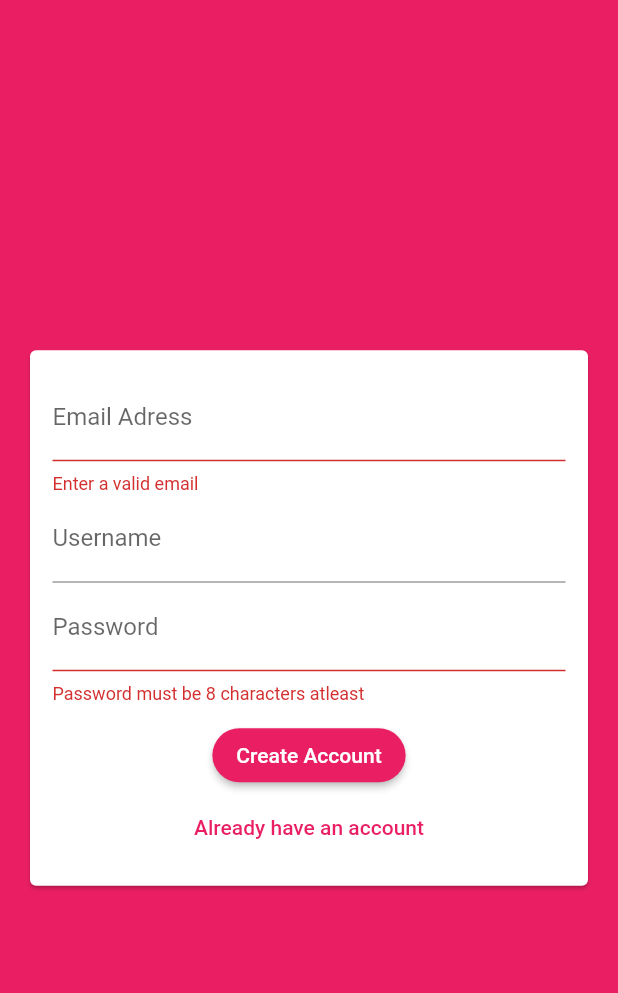
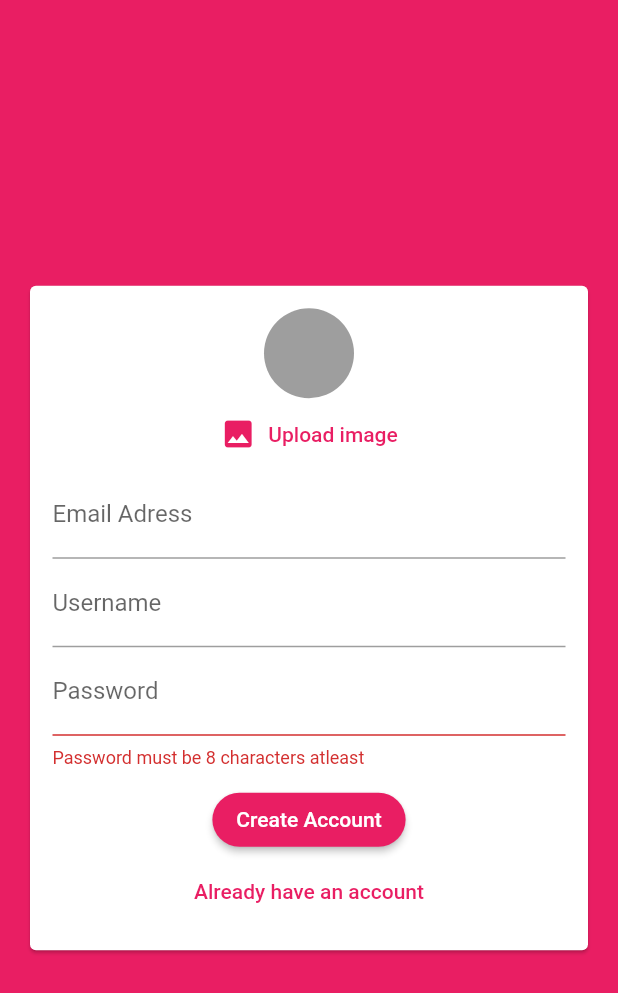
Before and after one commit to sebastianarcila98/real-chat-app, a Flutter app: the screen it shows after launch, after a tap on "Login", after a tap on "Create an account", on a phone screen of 412 x 824 dp. Shown: the top 993 px of the screen. Run offline on Flutter 3.47's test engine with Material 2 defaults, Android fonts, the phone set to English and light mode, and no system bars; our stand-ins replace cloud_firestore, firebase_auth, firebase_storage, image_picker; accounts and stored records are empty.

Commit message:
included image picker and firebase storage pckg to store uploaded images in firbase

```diff
--- a/lib/widgets/auth/auth_form.dart
+++ b/lib/widgets/auth/auth_form.dart
@@ -1,4 +1,7 @@
+import 'dart:io';
+
 import 'package:flutter/material.dart';
+import 'package:real_chat_app/widgets/img/user_image_picker.dart';
 
 class AuthForm extends StatefulWidget {
   final Function submitForm;
@@ -16,13 +19,27 @@ class _AuthFormState extends State<AuthForm> {
   String _userEmail;
   String _userName;
   String _userPassword;
+  File _userImg;
+
+  void _setImg(File img) {
+    _userImg = img;
+  }
 
   void _submitForm() {
     if (!_form.currentState.validate()) return;
     FocusScope.of(context).unfocus();
     _form.currentState.save();
-    widget.submitForm(
-        _userEmail.trim(), _userName, _userPassword, _isLogin, context);
+    if (!_isLogin && _userImg == null) {
+      Scaffold.of(context).showSnackBar(
+        SnackBar(
+          content: Text('Please upload an image'),
+          backgroundColor: Theme.of(context).errorColor,
+        ),
+      );
+      return;
+    }
+    widget.submitForm(_userEmail.trim(), _userName, _userPassword, _isLogin,
+        _userImg, context);
   }
 
   @override
@@ -37,6 +54,7 @@ class _AuthFormState extends State<AuthForm> {
             child: Column(
               mainAxisSize: MainAxisSize.min,
               children: [
+                if (!_isLogin) UserImagePicker(_setImg),
                 TextFormField(
                   keyboardType: TextInputType.emailAddress,
                   decoration: InputDecoration(labelText: 'Email Adress'),
--- a/lib/widgets/chat/messages.dart
+++ b/lib/widgets/chat/messages.dart
@@ -33,6 +33,7 @@ class Messages extends StatelessWidget {
                     doc[index]['text'],
                     doc[index]['userId'] == snapshot.data.uid,
                     doc[index]['username'],
+                    doc[index]['userImg'],
                     key: ValueKey(doc[index].documentID),
                   ),
                 );
--- a/lib/widgets/chat/new_message.dart
+++ b/lib/widgets/chat/new_message.dart
@@ -24,6 +24,7 @@ class _NewMessageState extends State<NewMessage> {
       'createdAt': Timestamp.now(),
       'userId': _auth.uid,
       'username': userData['username'],
+      'userImg': userData['imgUrl'],
     });
   }
 
--- /dev/null
+++ b/lib/widgets/img/user_image_picker.dart
@@ -0,0 +1,44 @@
+import 'dart:io';
+
+import 'package:flutter/material.dart';
+import 'package:image_picker/image_picker.dart';
+
+class UserImagePicker extends StatefulWidget {
+  const UserImagePicker(this.setImg);
+
+  final Function setImg;
+
+  @override
+  State<UserImagePicker> createState() => _UserImagePickerState();
+}
+
+class _UserImagePickerState extends State<UserImagePicker> {
+  File _pickedImg;
+
+  void getImg() async {
+    final pickedImgFile = await ImagePicker().getImage(
+        source: ImageSource.gallery, imageQuality: 50, maxHeight: 150);
+    setState(() {
+      _pickedImg = File(pickedImgFile.path);
+    });
+    widget.setImg(_pickedImg);
+  }
+
+  @override
+  Widget build(BuildContext context) {
+    return Column(
+      children: [
+        CircleAvatar(
+          radius: 30,
+          backgroundColor: Colors.grey,
+          backgroundImage: _pickedImg != null ? FileImage(_pickedImg) : null,
+        ),
+        TextButton.icon(
+          onPressed: getImg,
+          icon: Icon(Icons.image),
+          label: Text('Upload image'),
+        )
+      ],
+    );
+  }
+}
--- a/pubspec.yaml
+++ b/pubspec.yaml
@@ -29,6 +29,8 @@ dependencies:
   cupertino_icons: ^1.0.0
   cloud_firestore: ^0.13.5
   firebase_auth: 0.16.1
+  firebase_storage: ^3.1.5
+  image_picker: ^0.6.5+3
 
 dev_dependencies:
   flutter_test:
```
Also changed, not shown: lib/screens/auth_screen.dart (+16 -5 lines), lib/widgets/chat/message_bubble.dart (+24 -6 lines), pubspec.lock, 3 other files.
